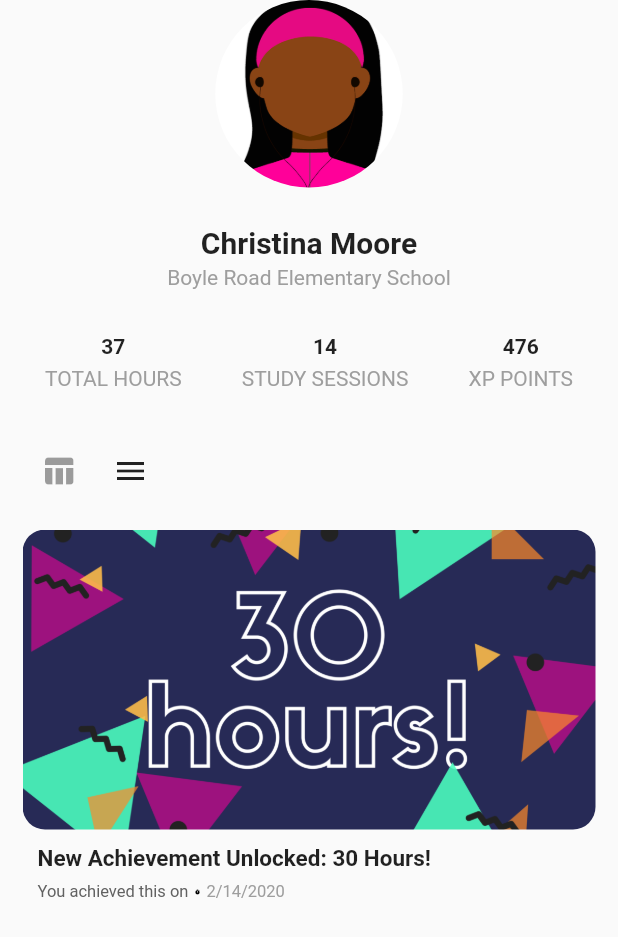
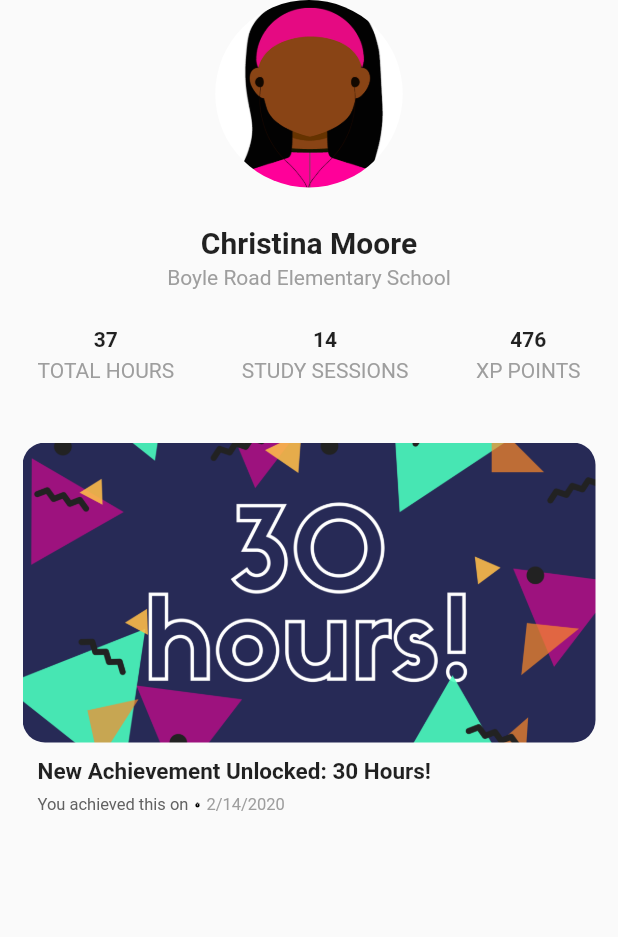
Before and after one commit to chmoore889/Hack-CEWIT-App, a Flutter app: the ProfilePage widget shown alone on an empty page, opened directly, on a phone screen of 412 x 824 dp. Shown: the top 937 px of the screen. Run offline on Flutter 3.47's test engine with Material 2 defaults, Android fonts, the phone set to English and light mode, and no system bars; our stand-ins replace bottom_navy_bar, flare_flutter, google_fonts; missing offline and left inert: flutter_picker; Roboto replaces fonts that are missing (Montserrat).

Commit message:
Fixed UI

```diff
--- a/lib/pages/profile_ui.dart
+++ b/lib/pages/profile_ui.dart
@@ -41,7 +41,7 @@ class _ProfilePageState extends State<ProfilePage> {
                 style: TextStyle(fontFamily: 'Montserrat', color: Colors.grey),
               ),
               Padding(
-                padding: EdgeInsets.all(30.0),
+                padding: EdgeInsets.all(25.0),
                 child: Row(
                   mainAxisAlignment: MainAxisAlignment.spaceBetween,
                   children: <Widget>[
@@ -102,22 +102,8 @@ class _ProfilePageState extends State<ProfilePage> {
                   ],
                 ),
               ),
-              Padding(
-                padding: EdgeInsets.only(left: 15.0),
-                child: Row(
-                  crossAxisAlignment: CrossAxisAlignment.center,
-                  children: <Widget>[
-                    IconButton(icon: Icon(Icons.table_chart)),
-                    IconButton(
-                      icon: Icon(Icons.menu),
-                      onPressed: () {},
-                    )
-                  ],
-                ),
-              ),
               buildImages(),
               buildInfoDetail(),
-
             ],
           )
         ],
```
Also changed, not shown: lib/pages/home.dart (+24 -1 lines).
